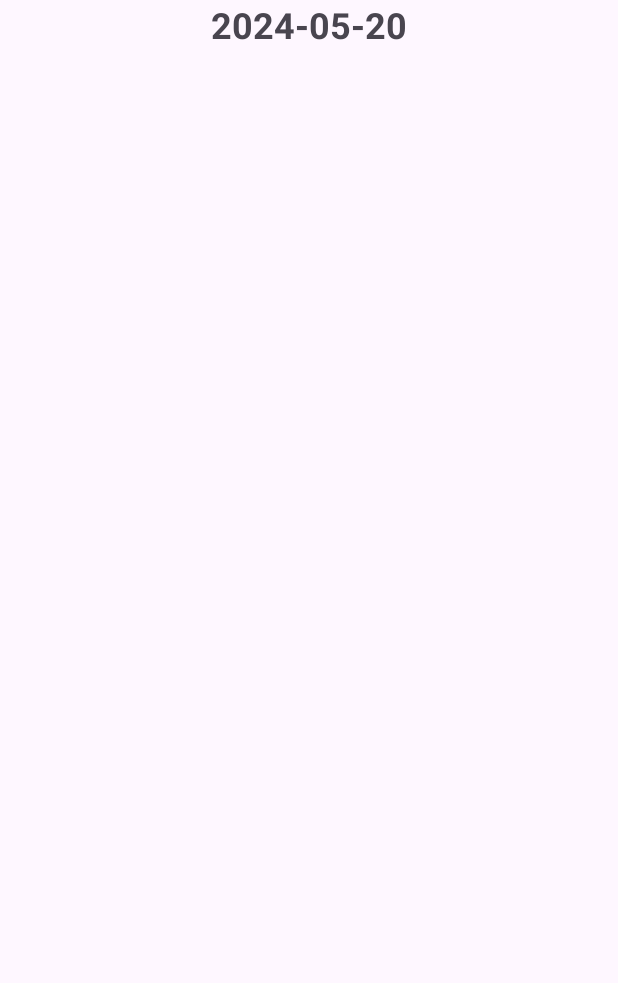
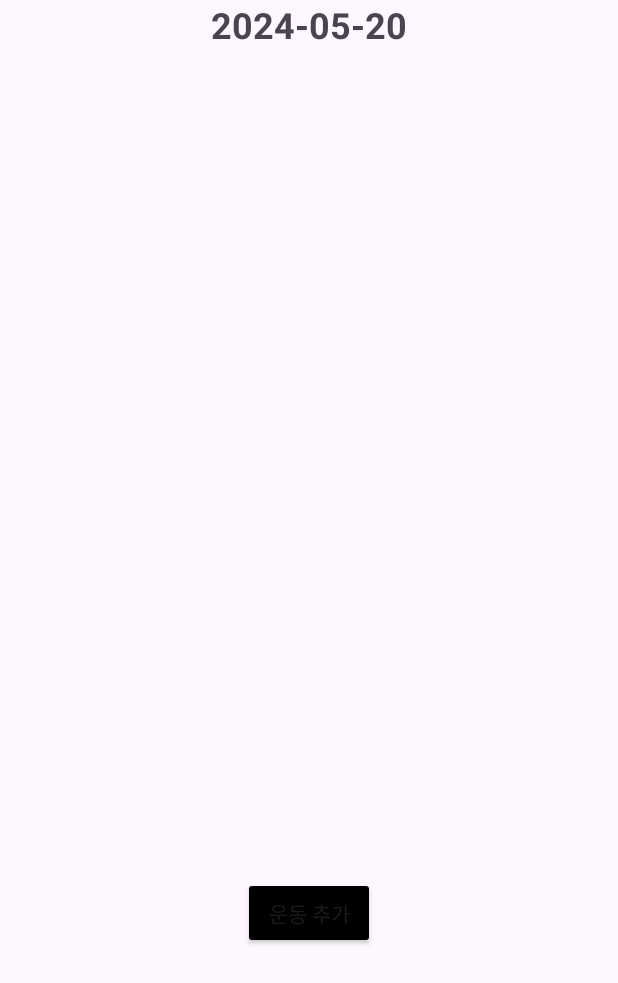
Before and after one commit to Jminu/GymHelper, an Android app: the StartActivity screen opened directly, with no data from a screen before it, on a phone screen of 412 x 824 dp. Shown: the top 983 px of the screen. Run offline under Robolectric (Android 15) with nearby library versions, the phone set to English and light mode, and no system bars.

Commit message:
listview 추가, 운동추가 버튼 추가

```diff
--- a/app/src/main/res/layout/start_layout.xml
+++ b/app/src/main/res/layout/start_layout.xml
@@ -9,8 +9,26 @@
         android:layout_width="wrap_content"
         android:layout_height="wrap_content"
         android:layout_gravity="center"
-        android:text="text"
+        android:text="Today"
         android:textStyle="bold"
         android:textSize="24sp" />
 
+    <ListView
+        android:layout_width="match_parent"
+        android:layout_height="552dp" />
+
+    <FrameLayout
+        android:layout_width="match_parent"
+        android:layout_height="wrap_content"
+        android:layout_gravity="bottom">
+
+        <Button
+            android:id="@+id/addWorkoutBtn"
+            android:layout_width="wrap_content"
+            android:layout_height="wrap_content"
+            android:layout_gravity="center"
+            android:backgroundTint="@color/black"
+            android:text="운동 추가" />
+    </FrameLayout>
+
 </LinearLayout>
```
